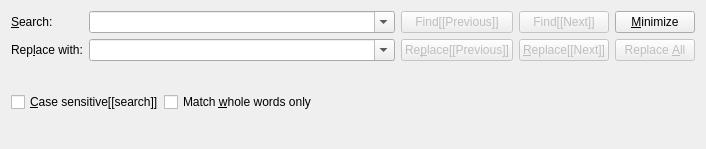
cburschka/lyx, file src/frontends/qt/ui/SearchUi.ui: the form before one commit.
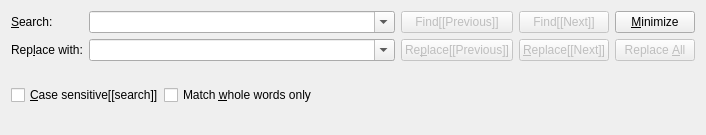
The form after the commit. Icons and pictures are not drawn.

Commit message: Remove empty layout

What changed in the file:
```diff
--- a/src/frontends/qt/ui/SearchUi.ui
+++ b/src/frontends/qt/ui/SearchUi.ui
@@ -7,7 +7,7 @@
     <x>0</x>
     <y>0</y>
     <width>706</width>
-    <height>149</height>
+    <height>135</height>
    </rect>
   </property>
   <property name="sizePolicy">
```
Left out of the diff: 3 changed lines with no effect on the pictures.
